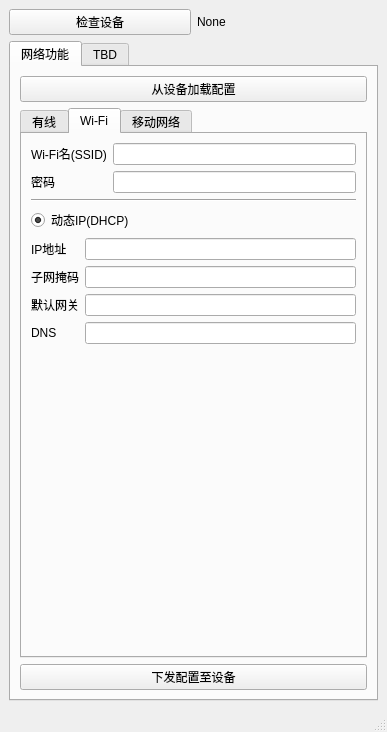
Old version of the form TumConf.ui in the repository JohnChain/RTWConfigor.
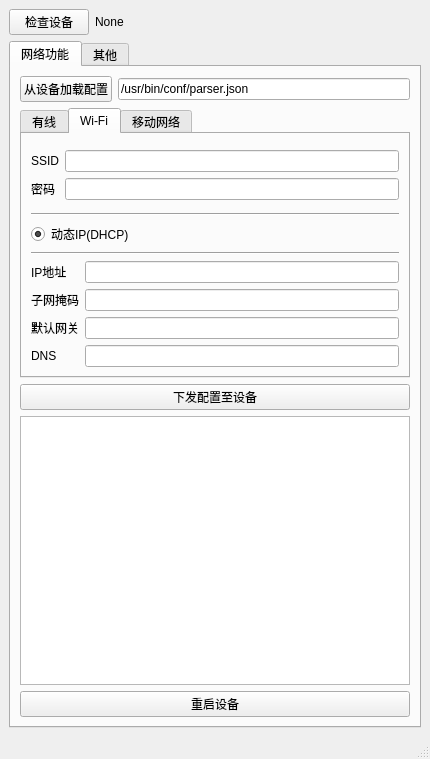
New version of the form. The open tabs and pages were chosen to show the change.

Diff of the .ui file:
```diff
--- a/TumConf.ui
+++ b/TumConf.ui
@@ -6,8 +6,8 @@
    <rect>
     <x>0</x>
     <y>0</y>
-    <width>387</width>
-    <height>732</height>
+    <width>430</width>
+    <height>759</height>
    </rect>
   </property>
   <property name="windowTitle">
@@ -19,6 +19,12 @@
      <layout class="QHBoxLayout" name="horizontalLayout">
       <item>
        <widget class="QPushButton" name="btnCheckDevice">
+        <property name="sizePolicy">
+         <sizepolicy hsizetype="Fixed" vsizetype="Fixed">
+          <horstretch>0</horstretch>
+          <verstretch>0</verstretch>
+         </sizepolicy>
+        </property>
         <property name="text">
          <string>检查设备</string>
         </property>
@@ -26,6 +32,12 @@
       </item>
       <item>
        <widget class="QLabel" name="lblDeviceID">
+        <property name="sizePolicy">
+         <sizepolicy hsizetype="Expanding" vsizetype="Preferred">
+          <horstretch>0</horstretch>
+          <verstretch>0</verstretch>
+         </sizepolicy>
+        </property>
         <property name="text">
          <string>None</string>
         </property>
@@ -44,11 +56,28 @@
        </attribute>
        <layout class="QVBoxLayout" name="verticalLayout">
         <item>
-         <widget class="QPushButton" name="btnNetLoadConf">
-          <property name="text">
-           <string>从设备加载配置</string>
-          </property>
-         </widget>
+         <layout class="QHBoxLayout" name="horizontalLayout_2">
+          <item>
+           <widget class="QPushButton" name="btnNetLoadConf">
+            <property name="sizePolicy">
+             <sizepolicy hsizetype="Fixed" vsizetype="Fixed">
+              <horstretch>0</horstretch>
+              <verstretch>0</verstretch>
+             </sizepolicy>
+            </property>
+            <property name="text">
+             <string>从设备加载配置</string>
+            </property>
+           </widget>
+          </item>
+          <item>
+           <widget class="QLineEdit" name="txtConfPath">
+            <property name="text">
+             <string>/usr/bin/conf/parser.json</string>
+            </property>
+           </widget>
+          </item>
+         </layout>
         </item>
         <item>
          <widget class="QTabWidget" name="tabWidget">
@@ -152,12 +181,12 @@
                <set>Qt::AlignLeading|Qt::AlignLeft|Qt::AlignVCenter</set>
               </property>
               <property name="formAlignment">
-               <set>Qt::AlignHCenter|Qt::AlignTop</set>
+               <set>Qt::AlignCenter</set>
               </property>
               <item row="0" column="0">
                <widget class="QLabel" name="label_10">
                 <property name="text">
-                 <string>Wi-Fi名(SSID)</string>
+                 <string>SSID</string>
                 </property>
                </widget>
               </item>
@@ -199,13 +228,20 @@
               </property>
              </widget>
             </item>
+            <item>
+             <widget class="Line" name="line_4">
+              <property name="orientation">
+               <enum>Qt::Horizontal</enum>
+              </property>
+             </widget>
+            </item>
             <item>
              <layout class="QFormLayout" name="formLayout_3">
               <property name="labelAlignment">
                <set>Qt::AlignLeading|Qt::AlignLeft|Qt::AlignVCenter</set>
               </property>
               <property name="formAlignment">
-               <set>Qt::AlignHCenter|Qt::AlignTop</set>
+               <set>Qt::AlignCenter</set>
               </property>
               <item row="0" column="0">
                <widget class="QLabel" name="label_6">
@@ -249,19 +285,6 @@
               </item>
              </layout>
             </item>
-            <item>
-             <spacer name="verticalSpacer_2">
-              <property name="orientation">
-               <enum>Qt::Vertical</enum>
-              </property>
-              <property name="sizeHint" stdset="0">
-               <size>
-                <width>20</width>
-                <height>40</height>
-               </size>
-              </property>
-             </spacer>
-            </item>
            </layout>
           </widget>
           <widget class="QWidget" name="tabMobile">
@@ -321,11 +344,25 @@
           </property>
          </widget>
         </item>
+        <item>
+         <widget class="QPlainTextEdit" name="txtLog">
+          <property name="readOnly">
+           <bool>true</bool>
+          </property>
+         </widget>
+        </item>
+        <item>
+         <widget class="QPushButton" name="btnReboot">
+          <property name="text">
+           <string>重启设备</string>
+          </property>
+         </widget>
+        </item>
        </layout>
       </widget>
       <widget class="QWidget" name="tabTBD">
        <attribute name="title">
-        <string>TBD</string>
+        <string>其他</string>
        </attribute>
       </widget>
      </widget>
```
Left out of the diff: 79 changed lines with no effect on the pictures.
